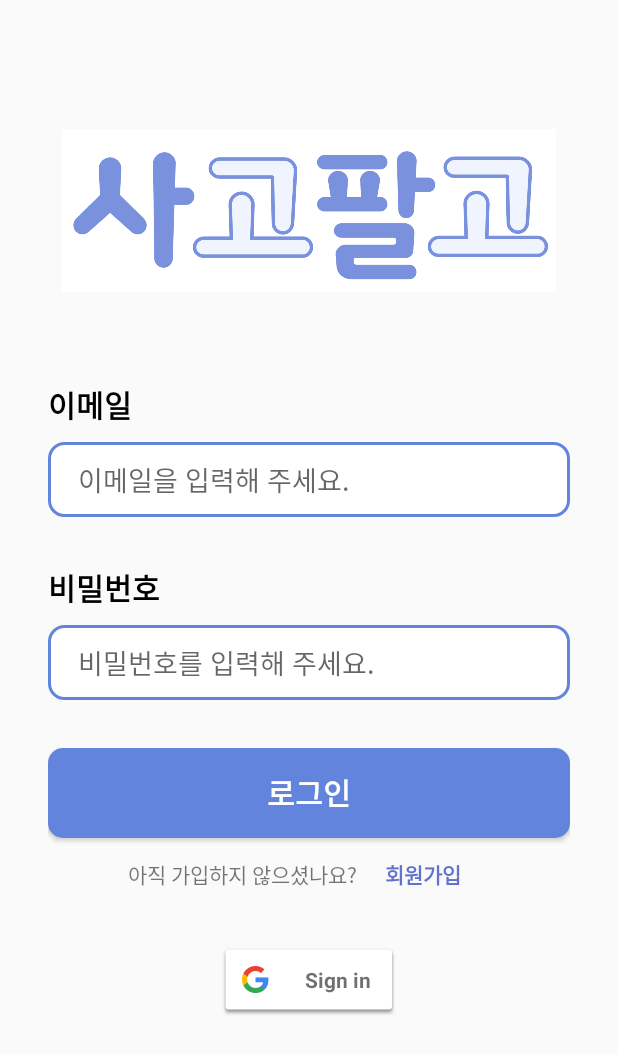
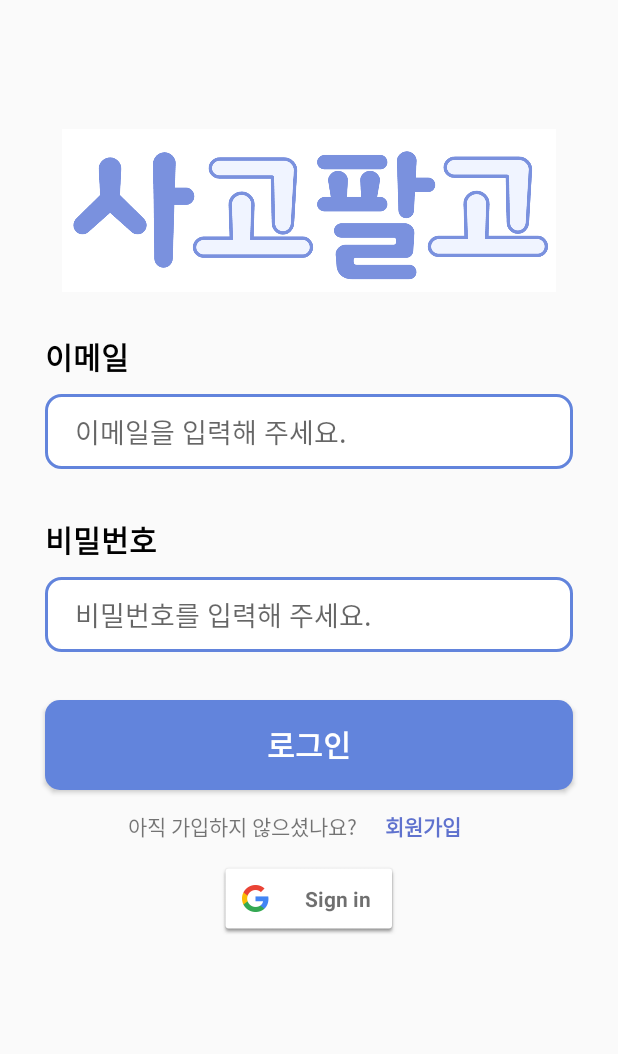
Before and after one commit to JeongEgg/used-trade-app, an Android app: the screen it shows after launch (LoginActivity), on a phone screen of 412 x 824 dp. Shown: the top 1054 px of the screen. Run offline under Robolectric (Android 15) with nearby library versions, the phone set to English and light mode, and no system bars; our stand-ins replace navigation-ui; pictures from the network do not load.

Commit message:
안드로이드 레이아웃 개발4(채팅 페이지)

```diff
--- a/UsedTradeApp/app/src/main/AndroidManifest.xml
+++ b/UsedTradeApp/app/src/main/AndroidManifest.xml
@@ -15,6 +15,9 @@
         android:theme="@style/Theme.UsedTradeApp"
         android:usesCleartextTraffic="true"
         tools:targetApi="31">
+        <activity
+            android:name=".activity.ChatRoomActivity"
+            android:exported="false" />
         <activity
             android:name=".activity.RegisterActivity"
             android:exported="false" />
--- a/UsedTradeApp/app/src/main/java/com/example/usedtradeapp/activity/LoginActivity.java
+++ b/UsedTradeApp/app/src/main/java/com/example/usedtradeapp/activity/LoginActivity.java
@@ -147,6 +147,7 @@ public class LoginActivity extends AppCompatActivity {
         String userInfoJson = gson.toJson(userInfo);
         editor.putString(USER_INFO_KEY, userInfoJson);
         editor.apply();
+        finish();
     }
 
 }
--- a/UsedTradeApp/app/src/main/res/layout/activity_login.xml
+++ b/UsedTradeApp/app/src/main/res/layout/activity_login.xml
@@ -31,7 +31,6 @@
         android:layout_height="0dp"
         android:orientation="vertical"
         app:layout_constraintHeight_percent="0.73"
-        android:padding="32dp"
         android:gravity="center_horizontal"
         app:layout_constraintBottom_toBottomOf="parent">
 
@@ -42,6 +41,8 @@
             android:text="이메일"
             android:textColor="#000000"
             android:textStyle="bold"
+            android:layout_marginLeft="30dp"
+            android:layout_marginRight="30dp"
             android:textSize="20dp"/>
         <EditText
             android:id="@+id/et_email"
@@ -54,6 +55,8 @@
             android:background="@drawable/et_bg"
             android:textSize="18dp"
             android:layout_marginTop="10dp"
+            android:layout_marginLeft="30dp"
+            android:layout_marginRight="30dp"
             android:paddingLeft="20dp"
             android:textColor="#707070"/>
         <TextView
@@ -62,6 +65,8 @@
             android:layout_height="wrap_content"
             android:text="비밀번호"
             android:layout_marginTop="32dp"
+            android:layout_marginLeft="30dp"
+            android:layout_marginRight="30dp"
             android:textColor="#000000"
             android:textStyle="bold"
             android:textSize="20dp"/>
@@ -76,6 +81,8 @@
             android:background="@drawable/et_bg"
             android:textSize="18dp"
             android:layout_marginTop="10dp"
+            android:layout_marginLeft="30dp"
+            android:layout_marginRight="30dp"
             android:paddingLeft="20dp"
             android:textColor="#707070"/>
 
@@ -84,6 +91,8 @@
             android:layout_width="match_parent"
             android:layout_height="60dp"
             android:layout_marginTop="32dp"
+            android:layout_marginLeft="30dp"
+            android:layout_marginRight="30dp"
             android:textColor="@color/white"
             android:text="로그인"
             android:textSize="20dp"
@@ -94,6 +103,8 @@
             android:layout_width="match_parent"
             android:layout_height="wrap_content"
             android:orientation="horizontal"
+            android:layout_marginLeft="30dp"
+            android:layout_marginRight="30dp"
             android:gravity="center">
             <TextView
                 android:layout_width="wrap_content"
@@ -116,7 +127,6 @@
             android:id="@+id/sign_in_button"
             android:layout_width="120dp"
             android:layout_height="wrap_content"
-            android:layout_marginTop="22dp"
             android:text="Google 로그인" />
     </LinearLayout>
 
```
Also changed, not shown: UsedTradeApp/app/src/main/java/com/example/usedtradeapp/activity/ChatRoomActivity.java (added, +26 -0 lines), UsedTradeApp/app/src/main/java/com/example/usedtradeapp/fragment/ChatFragment.java (+9 -1 lines), UsedTradeApp/app/src/main/res/layout/activity_chat_room.xml (added, +10 -0 lines), UsedTradeApp/app/src/main/res/layout/fragment_chat.xml (+31 -0 lines).
